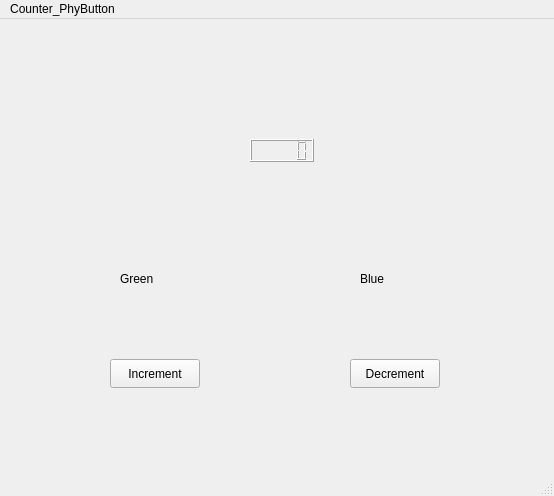
Qt form Qt_2026/Qt_06_2026/QtRpiCounter/mainwindow.ui (BexelOJ/Qt_Projects) before a commit.
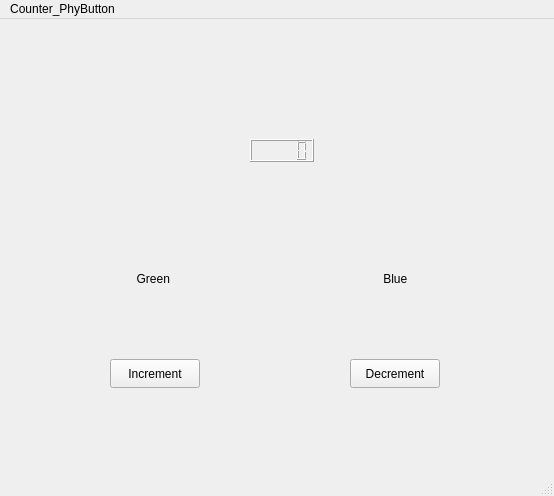
The same form after that commit.

What changed in the file:
```diff
--- a/Qt_2026/Qt_06_2026/QtRpiCounter/mainwindow.ui
+++ b/Qt_2026/Qt_06_2026/QtRpiCounter/mainwindow.ui
@@ -60,7 +60,7 @@
      </rect>
     </property>
     <property name="text">
-     <string>Green</string>
+     <string>     Green</string>
     </property>
    </widget>
    <widget class="QLabel" name="label_2">
@@ -73,7 +73,7 @@
      </rect>
     </property>
     <property name="text">
-     <string>Blue</string>
+     <string>       Blue</string>
     </property>
    </widget>
   </widget>
```
Left out of the diff: 6 changed lines with no effect on the pictures.
